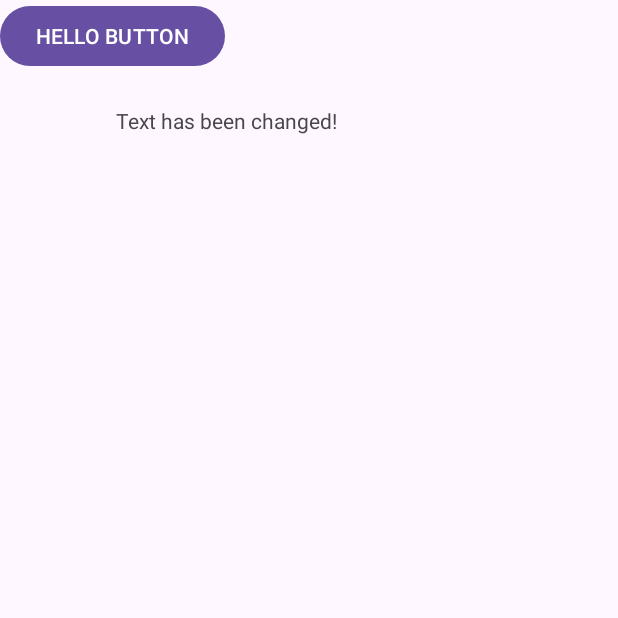
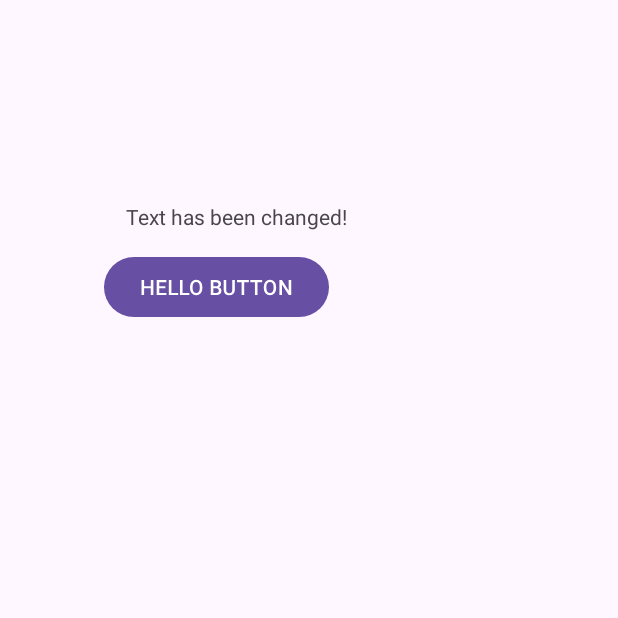
Before and after one commit to JDoneker/VocabQuiz, an Android app: the screen it shows after launch (MainActivity), after a tap on "HELLO BUTTON", on a phone screen of 412 x 824 dp, the top half of it. Run offline under Robolectric (Android 15) with nearby library versions, the phone set to English and light mode, and no system bars.

Commit message:
make commits

```diff
--- a/app/src/main/java/com/example/vocabquiz/MainActivity.java
+++ b/app/src/main/java/com/example/vocabquiz/MainActivity.java
@@ -31,7 +31,7 @@ public class MainActivity extends AppCompatActivity {
             public void onClick(View v) {
                 // Update the TextView's text
                 textView.setText("Text has been changed!");
-
+                button.setRotationX(button.getRotationX()+1);
                 // Optionally, show a Toast as feedback
                 Toast.makeText(MainActivity.this, "Text updated!", Toast.LENGTH_SHORT).show();
             }
--- a/app/src/main/res/layout/activity_main.xml
+++ b/app/src/main/res/layout/activity_main.xml
@@ -14,17 +14,21 @@
         android:text="Hello World!"
         app:layout_constraintBottom_toBottomOf="parent"
         app:layout_constraintEnd_toEndOf="parent"
-        app:layout_constraintHorizontal_bias="0.293"
+        app:layout_constraintHorizontal_bias="0.317"
         app:layout_constraintStart_toStartOf="parent"
         app:layout_constraintTop_toTopOf="parent"
-        app:layout_constraintVertical_bias="0.088" />
+        app:layout_constraintVertical_bias="0.167" />
 
     <Button
         android:id="@+id/button"
         android:layout_width="wrap_content"
         android:layout_height="wrap_content"
         android:text="HELLO BUTTON"
-        tools:layout_editor_absoluteX="98dp"
-        tools:layout_editor_absoluteY="126dp" />
+        app:layout_constraintBottom_toBottomOf="parent"
+        app:layout_constraintEnd_toEndOf="parent"
+        app:layout_constraintHorizontal_bias="0.264"
+        app:layout_constraintStart_toStartOf="parent"
+        app:layout_constraintTop_toBottomOf="@+id/textView"
+        app:layout_constraintVertical_bias="0.021" />
 
 </androidx.constraintlayout.widget.ConstraintLayout>
```
